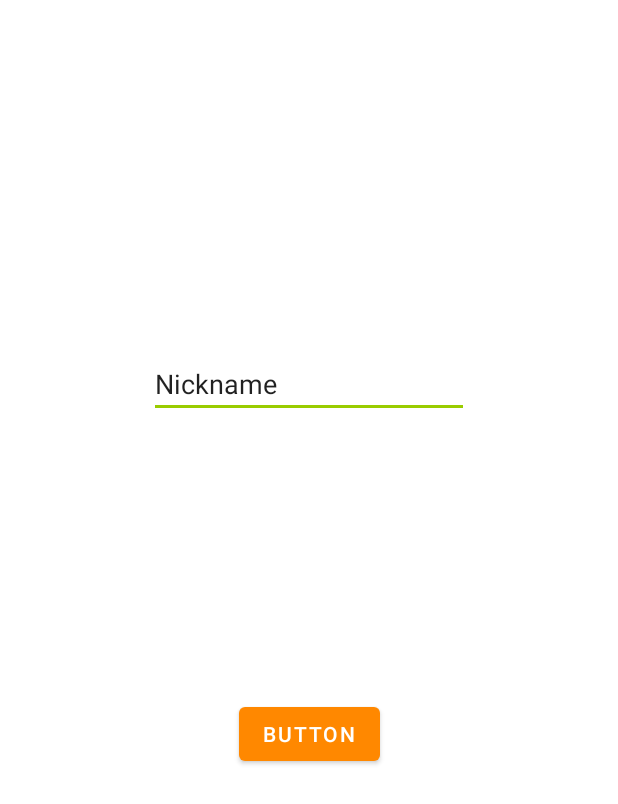
After one commit to Skuonky0/MACCProject, an Android app: the layout fragment_nickname.xml on its own in the app's theme, with its tools: preview values and no code run, on a phone screen of 412 x 824 dp. The commit adds this screen. Shown: the top 804 px of the screen. Run offline under Robolectric (Android 15) with nearby library versions, the phone set to English and light mode, and no system bars.

Commit message:
POST/PUT/GET fixed + nickname + sprite

```diff
--- a/app/build.gradle
+++ b/app/build.gradle
@@ -28,6 +28,9 @@ android {
     }
     kotlinOptions {
         jvmTarget = '1.8'
+    }
+    buildFeatures {
+        viewBinding  true
     }
 }
 
--- a/app/src/main/AndroidManifest.xml
+++ b/app/src/main/AndroidManifest.xml
@@ -2,6 +2,7 @@
 <manifest xmlns:android="http://schemas.android.com/apk/res/android"
     package="com.example.maccproject">
 
+    <uses-permission android:name="android.permission.INTERNET" />
     <application
         android:allowBackup="true"
         android:icon="@mipmap/ic_launcher"
@@ -9,6 +10,7 @@
         android:roundIcon="@mipmap/ic_launcher_round"
         android:supportsRtl="true"
         android:theme="@style/Theme.MACCProject"
+        android:usesCleartextTraffic="true"
             >
         <activity
             android:name=".MainActivity"
--- a/app/src/main/java/com/example/maccproject/MainActivity.kt
+++ b/app/src/main/java/com/example/maccproject/MainActivity.kt
@@ -9,13 +9,14 @@ import android.widget.Button
 import androidx.appcompat.app.AppCompatActivity
 
 var initialTilt = 0f
+var user: User? = null
 
 class MainActivity : AppCompatActivity() {
 
     override fun onCreate(savedInstanceState: Bundle?) {
         super.onCreate(savedInstanceState)
         requestWindowFeature(Window.FEATURE_NO_TITLE);
-        getWindow().setFlags(
+        window.setFlags(
             WindowManager.LayoutParams.FLAG_FULLSCREEN,
             WindowManager.LayoutParams.FLAG_FULLSCREEN);
         supportActionBar?.hide()
--- /dev/null
+++ b/app/src/main/res/layout/fragment_nickname.xml
@@ -0,0 +1,33 @@
+<?xml version="1.0" encoding="utf-8"?>
+<androidx.constraintlayout.widget.ConstraintLayout xmlns:android="http://schemas.android.com/apk/res/android"
+    xmlns:app="http://schemas.android.com/apk/res-auto"
+    xmlns:tools="http://schemas.android.com/tools"
+    android:layout_width="match_parent"
+    android:layout_height="match_parent"
+    tools:context=".NicknameFragment">
+
+
+    <Button
+        android:id="@+id/button2"
+        android:layout_width="wrap_content"
+        android:layout_height="wrap_content"
+        android:text="Button"
+        app:layout_constraintBottom_toBottomOf="parent"
+        app:layout_constraintEnd_toEndOf="parent"
+        app:layout_constraintStart_toStartOf="parent"
+        app:layout_constraintTop_toTopOf="parent"
+        app:layout_constraintVertical_bias="0.6" />
+
+    <EditText
+        android:id="@+id/nickname"
+        android:layout_width="wrap_content"
+        android:layout_height="wrap_content"
+        android:ems="10"
+        android:inputType="textPersonName"
+        android:text="Nickname"
+        app:layout_constraintBottom_toBottomOf="parent"
+        app:layout_constraintEnd_toEndOf="parent"
+        app:layout_constraintStart_toStartOf="parent"
+        app:layout_constraintTop_toTopOf="parent"
+        app:layout_constraintVertical_bias="0.3" />
+</androidx.constraintlayout.widget.ConstraintLayout>
--- a/app/src/main/res/navigation/nav_graph.xml
+++ b/app/src/main/res/navigation/nav_graph.xml
@@ -15,4 +15,9 @@
         android:name="com.example.maccproject.LoginFragment"
         android:label="fragment_login"
         tools:layout="@layout/fragment_login" />
+    <fragment
+        android:id="@+id/nicknameFragment"
+        android:name="com.example.maccproject.NicknameFragment"
+        android:label="fragment_nickname"
+        tools:layout="@layout/fragment_nickname" />
 </navigation>
--- a/app/src/main/res/values-night/themes.xml
+++ b/app/src/main/res/values-night/themes.xml
@@ -2,12 +2,12 @@
     <!-- Base application theme. -->
     <style name="Theme.MACCProject" parent="Theme.MaterialComponents.DayNight.DarkActionBar">
         <!-- Primary brand color. -->
-        <item name="colorPrimary">@color/purple_200</item>
-        <item name="colorPrimaryVariant">@color/purple_700</item>
+        <item name="colorPrimary">@android:color/holo_orange_dark</item>
+        <item name="colorPrimaryVariant">@android:color/holo_orange_light</item>
         <item name="colorOnPrimary">@color/black</item>
         <!-- Secondary brand color. -->
-        <item name="colorSecondary">@color/teal_200</item>
-        <item name="colorSecondaryVariant">@color/teal_200</item>
+        <item name="colorSecondary">@android:color/holo_green_light</item>
+        <item name="colorSecondaryVariant">@android:color/holo_green_dark</item>
         <item name="colorOnSecondary">@color/black</item>
         <!-- Status bar color. -->
         <item name="android:statusBarColor" tools:targetApi="l">?attr/colorPrimaryVariant</item>
--- a/app/src/main/res/values/themes.xml
+++ b/app/src/main/res/values/themes.xml
@@ -2,12 +2,12 @@
     <!-- Base application theme. -->
     <style name="Theme.MACCProject" parent="Theme.MaterialComponents.DayNight.DarkActionBar">
         <!-- Primary brand color. -->
-        <item name="colorPrimary">@color/purple_500</item>
-        <item name="colorPrimaryVariant">@color/purple_700</item>
+        <item name="colorPrimary">@android:color/holo_orange_dark</item>
+        <item name="colorPrimaryVariant">@android:color/holo_orange_light</item>
         <item name="colorOnPrimary">@color/white</item>
         <!-- Secondary brand color. -->
-        <item name="colorSecondary">@color/teal_200</item>
-        <item name="colorSecondaryVariant">@color/teal_700</item>
+        <item name="colorSecondary">@android:color/holo_green_light</item>
+        <item name="colorSecondaryVariant">@android:color/holo_green_dark</item>
         <item name="colorOnSecondary">@color/black</item>
         <!-- Status bar color. -->
         <item name="android:statusBarColor" tools:targetApi="l">?attr/colorPrimaryVariant</item>
--- a/build.gradle
+++ b/build.gradle
@@ -2,7 +2,7 @@
 plugins {
     id 'com.android.application' version '7.1.2' apply false
     id 'com.android.library' version '7.1.2' apply false
-    id 'org.jetbrains.kotlin.android' version '1.6.10' apply false
+    id 'org.jetbrains.kotlin.android' version '1.6.20' apply false
 }
 
 task clean(type: Delete) {
```
Also changed, not shown: app/src/main/java/com/example/maccproject/GameFragment.kt (+29 -11 lines), app/src/main/java/com/example/maccproject/LoginFragment.kt (+76 -11 lines), app/src/main/java/com/example/maccproject/NicknameFragment.kt (added, +52 -0 lines), app/src/main/java/com/example/maccproject/Proxy.kt (added, +91 -0 lines), app/src/main/java/com/example/maccproject/Slabs.kt (added, +21 -0 lines), app/src/main/java/com/example/maccproject/User.kt (added, +9 -0 lines), app/src/main/assets/explosion_14.png (added), app/src/main/assets/spaceship.png (added).
